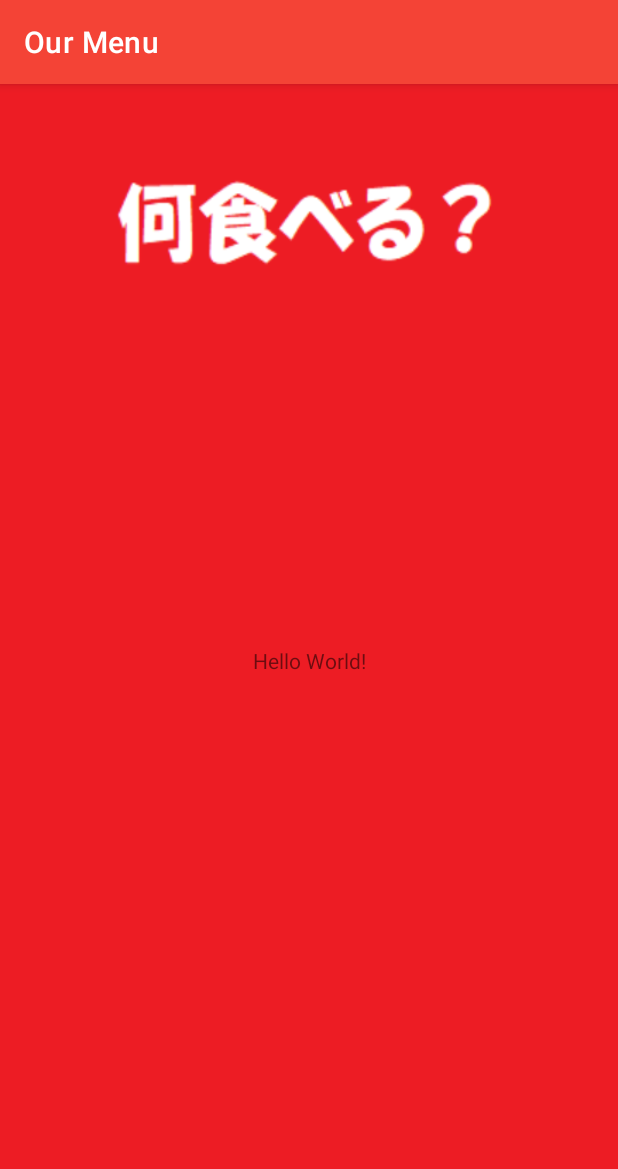
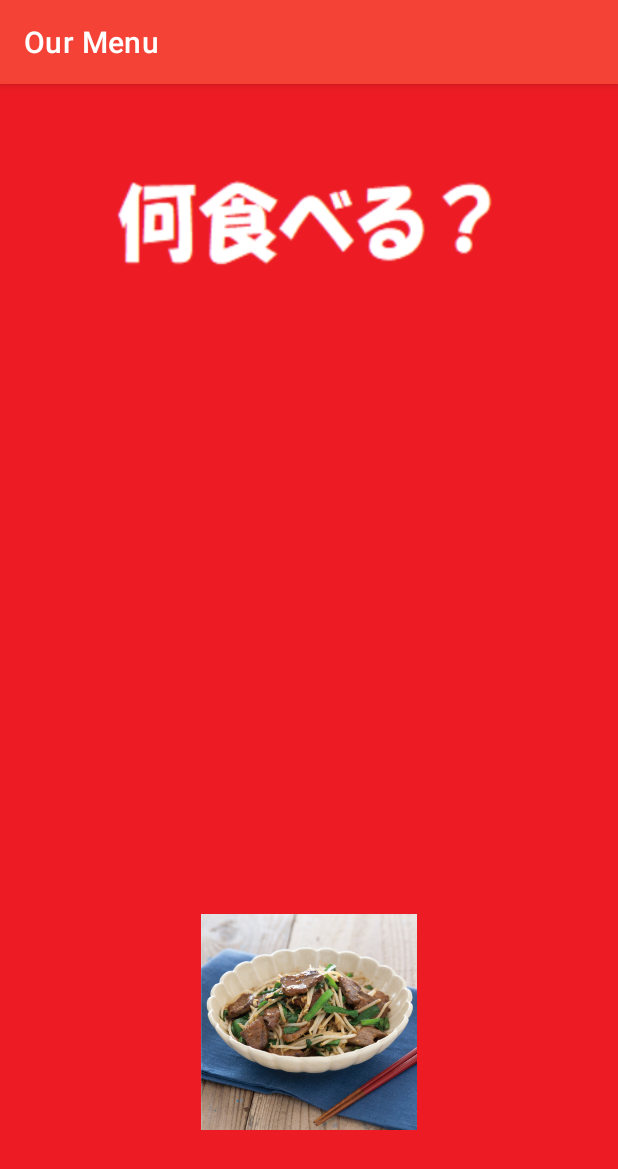
Before and after one commit to d-sazanami/android-kt-our-menu, an Android app: the screen it shows after launch (MainActivity), on a phone screen of 412 x 824 dp. Shown: the top 1169 px of the screen. Run offline under Robolectric (Android 15) with nearby library versions, the phone set to English and light mode, and no system bars.

Commit message:
料理画像領域作成

```diff
--- a/app/src/main/res/layout/activity_main.xml
+++ b/app/src/main/res/layout/activity_main.xml
@@ -7,13 +7,17 @@
     android:background="@drawable/backgound"
     tools:context=".MainActivity">
 
-    <TextView
-        android:layout_width="wrap_content"
-        android:layout_height="wrap_content"
-        android:text="Hello World!"
+    <ImageView
+        android:id="@+id/imageView"
+        android:layout_width="144dp"
+        android:layout_height="270dp"
+        android:layout_marginStart="8dp"
+        android:layout_marginLeft="8dp"
+        android:layout_marginEnd="8dp"
+        android:layout_marginRight="8dp"
+        android:layout_marginBottom="8dp"
         app:layout_constraintBottom_toBottomOf="parent"
-        app:layout_constraintLeft_toLeftOf="parent"
-        app:layout_constraintRight_toRightOf="parent"
-        app:layout_constraintTop_toTopOf="parent" />
-
+        app:layout_constraintEnd_toEndOf="parent"
+        app:layout_constraintStart_toStartOf="parent"
+        app:srcCompat="@drawable/fried_rebanira" />
 </androidx.constraintlayout.widget.ConstraintLayout>
```
